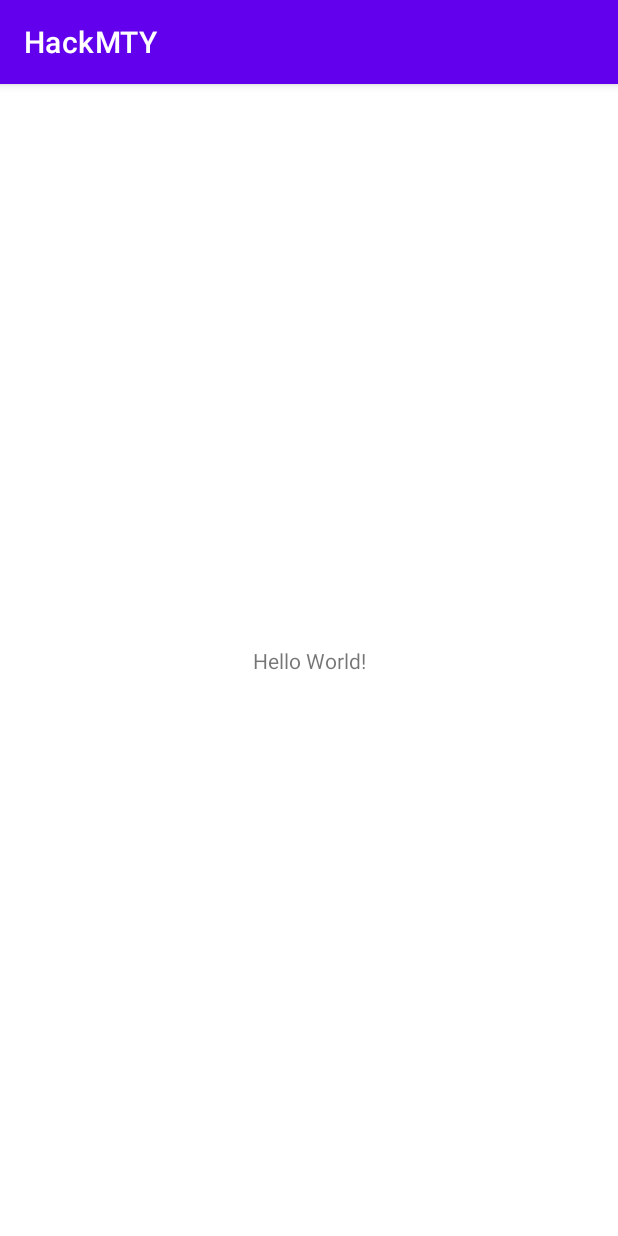
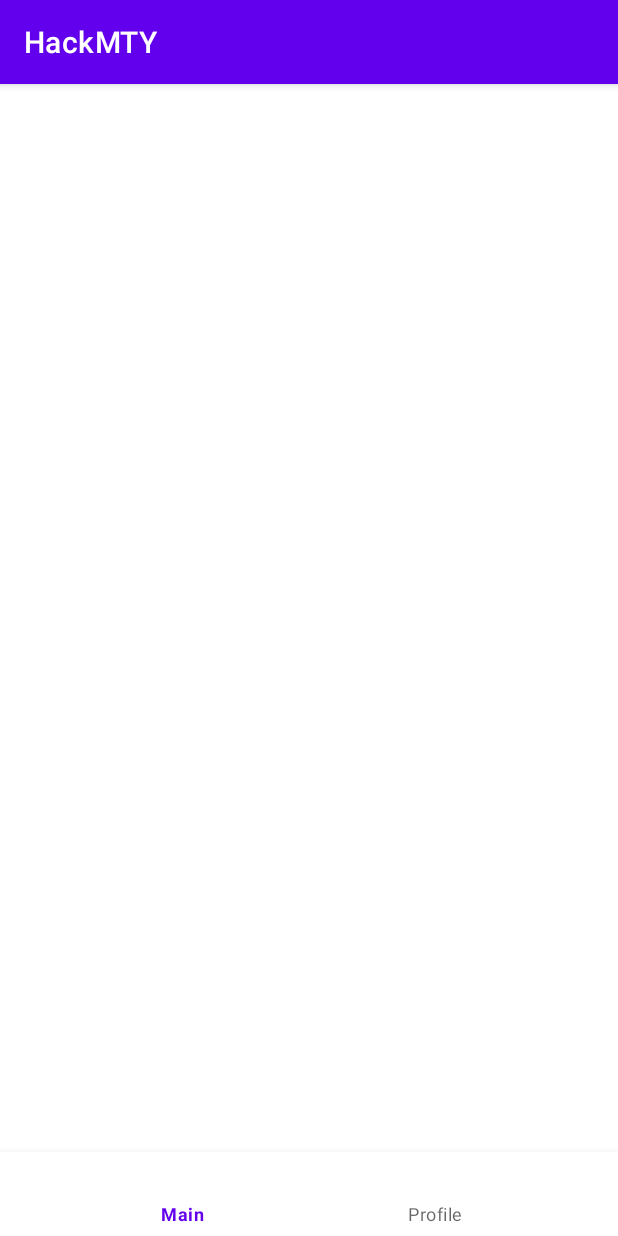
Before and after one commit to CarlosCRG19/Rusheers, an Android app: the screen it shows after launch (MainActivity), on a phone screen of 412 x 824 dp. Run offline under Robolectric (Android 15) with nearby library versions, the phone set to English and light mode, and no system bars.

Commit message:
Added bottom navigation bar

```diff
--- a/HackMTY/app/src/main/java/com/hackmty/LoginActivity.java
+++ b/HackMTY/app/src/main/java/com/hackmty/LoginActivity.java
@@ -83,7 +83,7 @@ public class LoginActivity extends AppCompatActivity
 
     private void goRoomsActivity()
     {
-        Intent i = new Intent(LoginActivity.this, RoomsActivity.class);
+        Intent i = new Intent(LoginActivity.this, MainActivity.class);
         startActivity(i);
         finish(); // so user cannot swipe back to login screen
     }
--- a/HackMTY/app/src/main/java/com/hackmty/MainActivity.java
+++ b/HackMTY/app/src/main/java/com/hackmty/MainActivity.java
@@ -1,14 +1,53 @@
 package com.hackmty;
 
+import androidx.annotation.NonNull;
 import androidx.appcompat.app.AppCompatActivity;
+import androidx.fragment.app.Fragment;
+import androidx.fragment.app.FragmentManager;
 
 import android.os.Bundle;
+import android.view.MenuItem;
+
+import com.google.android.material.bottomnavigation.BottomNavigationView;
+import com.hackmty.fragments.ClassesFragment;
+import com.hackmty.fragments.ProfileFragment;
 
 public class MainActivity extends AppCompatActivity {
+
+    public static final String TAG = "MainActivity"; // TAG for log messages
+
+    // Navigation component
+    private BottomNavigationView bottomNavigationView;
 
     @Override
     protected void onCreate(Bundle savedInstanceState) {
         super.onCreate(savedInstanceState);
         setContentView(R.layout.activity_main);
+
+        // Object responsible of adding, removing or replacing Fragments in the stack
+        FragmentManager fragmentManager = getSupportFragmentManager();
+
+        // Assign bottom navigation bar from layout
+        bottomNavigationView = findViewById(R.id.bnvMenu);
+
+        // Handle fragment changes with listener
+        bottomNavigationView.setOnNavigationItemSelectedListener(new BottomNavigationView.OnNavigationItemSelectedListener() {
+            @Override
+            public boolean onNavigationItemSelected(@NonNull MenuItem item) {
+                Fragment fragment;
+                // Check which item was selected using ids
+                if (item.getItemId() == R.id.action_main) {
+                    fragment = new ClassesFragment();
+                } else {
+                    fragment = new ProfileFragment();
+                }
+                // Change to selected fragment using manager
+                fragmentManager.beginTransaction().replace(R.id.flContainer, fragment).commit();
+                return true;
+            }
+        });
+
+        // Use first element as default
+        bottomNavigationView.setSelectedItemId(R.id.action_main);
     }
 }
--- a/HackMTY/app/src/main/java/com/hackmty/fragments/ClassesFragment.java
+++ b/HackMTY/app/src/main/java/com/hackmty/fragments/ClassesFragment.java
@@ -1,4 +1,10 @@
 package com.hackmty.fragments;
 
-public class ClassesFragment {
+import androidx.fragment.app.Fragment;
+
+public class ClassesFragment extends Fragment {
+
+    // Empty constructor
+    public ClassesFragment(){};
+
 }
--- a/HackMTY/app/src/main/java/com/hackmty/fragments/ProfileFragment.java
+++ b/HackMTY/app/src/main/java/com/hackmty/fragments/ProfileFragment.java
@@ -1,8 +1,10 @@
 package com.hackmty.fragments;
 
-public class ProfileFragment {
+import androidx.fragment.app.Fragment;
 
-    //
+public class ProfileFragment extends Fragment {
+
+    public ProfileFragment(){};
 
 
 }
--- a/HackMTY/app/src/main/res/layout/activity_main.xml
+++ b/HackMTY/app/src/main/res/layout/activity_main.xml
@@ -1,18 +1,21 @@
 <?xml version="1.0" encoding="utf-8"?>
-<androidx.constraintlayout.widget.ConstraintLayout xmlns:android="http://schemas.android.com/apk/res/android"
+<RelativeLayout xmlns:android="http://schemas.android.com/apk/res/android"
     xmlns:app="http://schemas.android.com/apk/res-auto"
     xmlns:tools="http://schemas.android.com/tools"
     android:layout_width="match_parent"
     android:layout_height="match_parent"
     tools:context=".MainActivity">
 
-    <TextView
-        android:layout_width="wrap_content"
+    <FrameLayout
+        android:id="@+id/flContainer"
+        android:layout_width="match_parent"
+        android:layout_height="match_parent" />
+
+    <com.google.android.material.bottomnavigation.BottomNavigationView
+        android:id="@+id/bnvMenu"
+        android:layout_width="match_parent"
         android:layout_height="wrap_content"
-        android:text="Hello World!"
-        app:layout_constraintBottom_toBottomOf="parent"
-        app:layout_constraintLeft_toLeftOf="parent"
-        app:layout_constraintRight_toRightOf="parent"
-        app:layout_constraintTop_toTopOf="parent" />
+        android:layout_alignParentBottom="true"
+        app:menu="@menu/menu_bottom_navigation" />
 
-</androidx.constraintlayout.widget.ConstraintLayout>
+</RelativeLayout>
--- a/HackMTY/app/src/main/res/menu/menu_bottom_navigation.xml
+++ b/HackMTY/app/src/main/res/menu/menu_bottom_navigation.xml
@@ -1,4 +1,14 @@
 <?xml version="1.0" encoding="utf-8"?>
-<menu xmlns:android="http://schemas.android.com/apk/res/android">
+<menu xmlns:android="http://schemas.android.com/apk/res/android"
+    xmlns:app="http://schemas.android.com/apk/res-auto">
 
+    <item
+        android:id="@+id/action_main"
+        android:title="Main"
+        app:showAsAction="always" />
+
+    <item
+        android:id="@+id/action_profile"
+        android:title="Profile"
+        app:showAsAction="always" />
 </menu>
```
